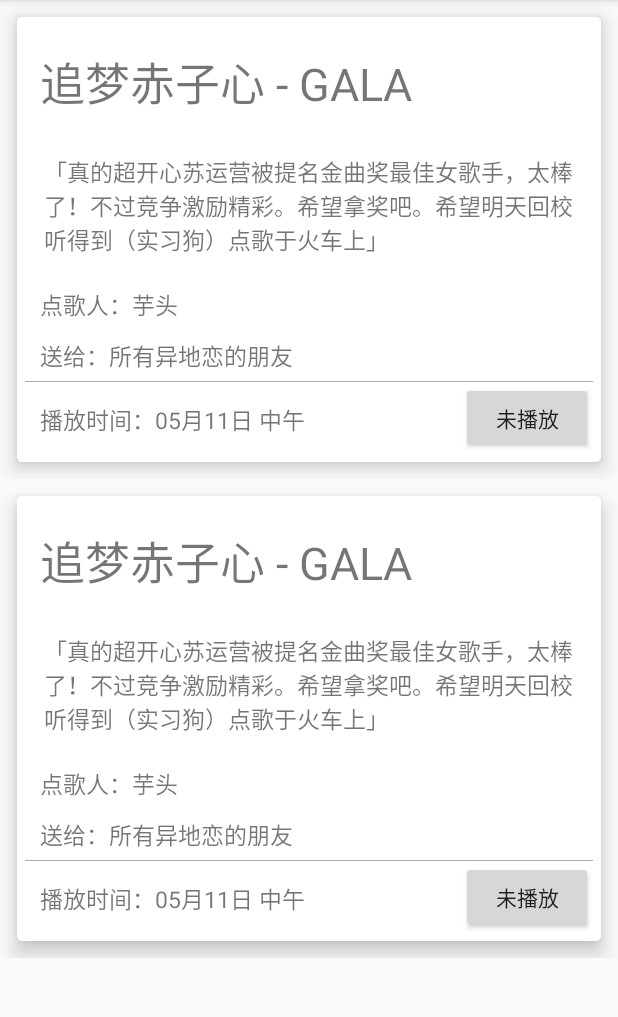
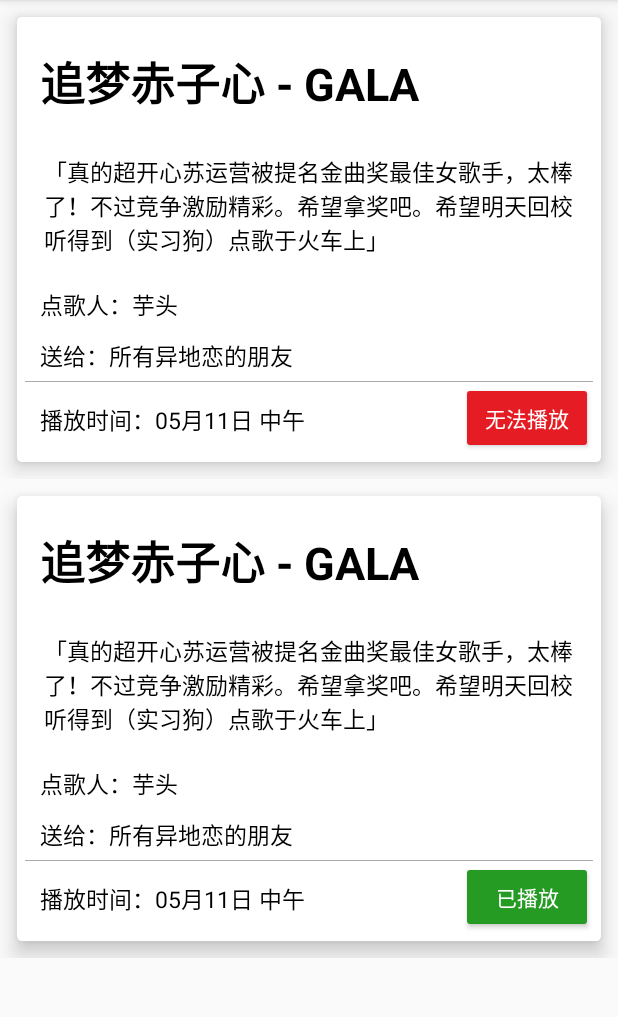
Before and after one commit to SmartRadioTeam/smartradio_Android_Control, an Android app: the screen it shows after launch (MainActivity), on a phone screen of 412 x 824 dp, the part 84-1101 px from its top. Run offline under Robolectric (Android 15) with nearby library versions, the phone set to English and light mode, and no system bars.

Commit message:
实现button根据状态变色

```diff
--- a/smartradio_androidClient/app/src/main/java/com/qwe7002/reallct/smartradio/MainActivity.java
+++ b/smartradio_androidClient/app/src/main/java/com/qwe7002/reallct/smartradio/MainActivity.java
@@ -57,6 +57,7 @@ public class MainActivity extends AppCompatActivity implements NavigationView.On
         View header = navigationView.inflateHeaderView(R.layout.nav_header_main);
         TextView tv = (TextView) header.findViewById(R.id.navusername);
         tv.setText(public_value.username);
+        //设定正文
         mSwipeRefreshWidget = (SwipeRefreshLayout) findViewById(R.id.swipe_refresh_widget);
         recyclerView= (RecyclerView) findViewById(R.id.my_recycler_view);
         final LinearLayoutManager layoutManager = new LinearLayoutManager(this);
@@ -64,10 +65,11 @@ public class MainActivity extends AppCompatActivity implements NavigationView.On
         recyclerView.setHasFixedSize(true);
         recyclerView.setItemAnimator(new DefaultItemAnimator());
         songList =new ArrayList<>();
-        songList.add(new song("追梦赤子心 - GALA","「真的超开心苏运营被提名金曲奖最佳女歌手，太棒了！不过竞争激励精彩。希望拿奖吧。希望明天回校听得到（实习狗）点歌于火车上」","27808044"));
-        songList.add(new song("追梦赤子心 - GALA","「真的超开心苏运营被提名金曲奖最佳女歌手，太棒了！不过竞争激励精彩。希望拿奖吧。希望明天回校听得到（实习狗）点歌于火车上」","664962"));
+        songList.add(new song("追梦赤子心 - GALA","「真的超开心苏运营被提名金曲奖最佳女歌手，太棒了！不过竞争激励精彩。希望拿奖吧。希望明天回校听得到（实习狗）点歌于火车上」","27808044",1));
+        songList.add(new song("追梦赤子心 - GALA","「真的超开心苏运营被提名金曲奖最佳女歌手，太棒了！不过竞争激励精彩。希望拿奖吧。希望明天回校听得到（实习狗）点歌于火车上」","664962",0));
         adapter = new RecyclerViewAdapter(songList,this);
         recyclerView.setAdapter(adapter);
+        mSwipeRefreshWidget.setColorSchemeResources(R.color.colorPrimary);
         mSwipeRefreshWidget.setOnRefreshListener(new SwipeRefreshLayout.OnRefreshListener() {
             @Override
             public void onRefresh()
@@ -84,7 +86,7 @@ public class MainActivity extends AppCompatActivity implements NavigationView.On
             mpDialog = new ProgressDialog(this);
             mpDialog.setProgressStyle(ProgressDialog.STYLE_SPINNER);
             mpDialog.setTitle("正在连接服务器...");
-            mpDialog.setMessage("提交请求中，請稍候...");
+            mpDialog.setMessage("提交请求中，请稍候...");
             mpDialog.setIndeterminate(false);
             mpDialog.setCancelable(false);
             mpDialog.show();
--- a/smartradio_androidClient/app/src/main/java/com/qwe7002/reallct/smartradio/RecyclerViewAdapter.java
+++ b/smartradio_androidClient/app/src/main/java/com/qwe7002/reallct/smartradio/RecyclerViewAdapter.java
@@ -4,6 +4,7 @@ import android.app.Notification;
 import android.app.NotificationManager;
 import android.app.PendingIntent;
 import android.app.ProgressDialog;
+import android.content.ActivityNotFoundException;
 import android.content.Context;
 import android.content.DialogInterface;
 import android.content.Intent;
@@ -27,7 +28,7 @@ import java.util.List;
 
 public class RecyclerViewAdapter extends RecyclerView.Adapter<RecyclerViewAdapter.songtabletViewHolder>
 {
-
+    ProgressDialog mpDialog;
     private List<song> songtable;
     private Context context;
 
@@ -61,7 +62,7 @@ public class RecyclerViewAdapter extends RecyclerView.Adapter<RecyclerViewAdapte
     @Override
     public RecyclerViewAdapter.songtabletViewHolder onCreateViewHolder(ViewGroup viewGroup, int i)
     {
-        View v = LayoutInflater.from(context).inflate(R.layout.cardview, viewGroup, false);
+        View v = LayoutInflater.from(context).inflate(R.layout.cardview_songtable, viewGroup, false);
         songtabletViewHolder nvh = new songtabletViewHolder(v);
         return nvh;
     }
@@ -72,6 +73,7 @@ public class RecyclerViewAdapter extends RecyclerView.Adapter<RecyclerViewAdapte
         final int j = i;
         personViewHolder.card_title.setText(songtable.get(i).getTitle());
         personViewHolder.card_message.setText(songtable.get(i).getmessage());
+        setbuttonstate(personViewHolder.checkbutton,songtable.get(i).gettaskstate());
         personViewHolder.cardView.setOnClickListener(new View.OnClickListener()
         {
             @Override
@@ -88,17 +90,24 @@ public class RecyclerViewAdapter extends RecyclerView.Adapter<RecyclerViewAdapte
                                     @Override
                                     public void onClick(DialogInterface dialog, int which)
                                     {
+                                        pushnotify(context,"Smartradio管理系统正在运行","点击此处返回");
                                         Uri uri;
                                         if (isPkgInstalled("com.netease.cloudmusic"))
                                         {
-                                            pushnotify(context,"Smartradio管理系统正在运行","点击此处返回");
                                             uri = Uri.parse("orpheus://song/" + songtable.get(j).getsongid());
                                         }
                                         else
                                         {
                                             Toast.makeText(context, "未找到网易云音乐，请先下载安装！", Toast.LENGTH_SHORT).show();
-                                            pushnotify(context,"Smartradio管理系统正在运行","点击此处返回");
-                                            uri = Uri.parse("http://music.163.com/m/");
+                                            uri = Uri.parse("market://details?id=com.netease.cloudmusic");
+                                            Intent goToMarket = new Intent(Intent.ACTION_VIEW, uri);
+                                            try {
+                                                context.startActivity(goToMarket);
+                                                return;
+                                            } catch (ActivityNotFoundException e) {
+                                                uri = Uri.parse("http://music.163.com/m/");
+                                            }
+
                                         }
                                         Intent it = new Intent(Intent.ACTION_VIEW, uri);
                                         context.startActivity(it);
@@ -121,31 +130,63 @@ public class RecyclerViewAdapter extends RecyclerView.Adapter<RecyclerViewAdapte
                 @Override
                 public void onClick(View v)
                     {
-                        final View views = v;
+                        final View views =v;
                         AlertDialog.Builder builder= new AlertDialog.Builder(context);
 
-                        builder.setTitle("将该条目设为：")
+                        builder.setTitle("更改状态为：")
                                 .setItems(charSequences, new DialogInterface.OnClickListener() {
 
                                     @Override
                                     public void onClick(DialogInterface dialog, int which) {
+                                        //showProgress(true);
                                         switch(which)
                                             {
                                                 case 0:
-                                                    //views.setBackgroundColor();
                                                     break;
                                                 case 1:
                                                     break;
                                                 case 2:
                                                     break;
                                             }
-
+                                        setbuttonstate((Button) views,which);
                                     }
                                 }).show();
                     }
             });
 
     }
+    void setbuttonstate(Button v,int state){
+        switch(state){
+            case 0:
+                v.setText("已播放");
+                v.setBackgroundResource(R.drawable.button_played);
+                break;
+            case 1:
+                v.setText("无法播放");
+                v.setBackgroundResource(R.drawable.button_unplay);
+                break;
+            case 2:
+                v.setText("未播放");
+                v.setBackgroundResource(R.drawable.button_normal);
+                break;
+        }
+    }
+    private void showProgress(boolean switchs)
+        {
+            if(switchs)
+                {
+                    mpDialog = new ProgressDialog(context);
+                    mpDialog.setProgressStyle(ProgressDialog.STYLE_SPINNER);
+                    mpDialog.setTitle("正在连接服务器...");
+                    mpDialog.setMessage("提交请求中，请稍候...");
+                    mpDialog.setIndeterminate(false);
+                    mpDialog.setCancelable(false);
+                    mpDialog.show();
+                }else
+                {
+                    mpDialog.hide();
+                }
+        }
     void pushnotify(Context context,String title,String text){
         Notification.Builder builder = new Notification.Builder(context);
         builder.setSmallIcon(R.mipmap.ic_launcher);
--- a/smartradio_androidClient/app/src/main/java/com/qwe7002/reallct/smartradio/song.java
+++ b/smartradio_androidClient/app/src/main/java/com/qwe7002/reallct/smartradio/song.java
@@ -9,16 +9,23 @@ public class song implements Serializable{
     private String title;
     private String message;
     private String songid;
+    private int taskstate;
 
     /**
      * Constructs a new instance of {@code Object}.
      */
-    public song(String name, String message,String songid) {
-        this.title=name;
-        this.message=message;
-        this.songid=songid;
+    public song(String name, String message,String songid,int taskstate) {
+        this.title = name;
+        this.message = message;
+        this.songid = songid;
+        this.taskstate = taskstate;
     }
-
+    public void settaskstate(int taskstate) {
+        this.taskstate = taskstate;
+    }
+    public int gettaskstate() {
+        return taskstate;
+    }
     public void setmessage(String message) {
         this.message = message;
     }
--- /dev/null
+++ b/smartradio_androidClient/app/src/main/res/drawable/button_normal.xml
@@ -0,0 +1,33 @@
+<?xml version="1.0" encoding="utf-8"?>
+<!-- Copyright (C) 2014 The Android Open Source Project
+
+     Licensed under the Apache License, Version 2.0 (the "License");
+     you may not use this file except in compliance with the License.
+     You may obtain a copy of the License at
+
+          http://www.apache.org/licenses/LICENSE-2.0
+
+     Unless required by applicable law or agreed to in writing, software
+     distributed under the License is distributed on an "AS IS" BASIS,
+     WITHOUT WARRANTIES OR CONDITIONS OF ANY KIND, either express or implied.
+     See the License for the specific language governing permissions and
+     limitations under the License.
+-->
+
+<!-- Used as the canonical button shape. -->
+
+<inset xmlns:android="http://schemas.android.com/apk/res/android"
+       android:insetLeft="@dimen/button_inset_horizontal_material"
+       android:insetTop="@dimen/button_inset_vertical_material"
+       android:insetRight="@dimen/button_inset_horizontal_material"
+       android:insetBottom="@dimen/button_inset_vertical_material">
+    <shape android:shape="rectangle"
+           android:tint="@color/normal_button">
+        <corners android:radius="2dp" />
+        <solid android:color="#fff" />
+        <padding android:left="@dimen/button_padding_horizontal_material"
+                 android:top="@dimen/button_padding_vertical_material"
+                 android:right="@dimen/button_padding_horizontal_material"
+                 android:bottom="@dimen/button_padding_vertical_material" />
+    </shape>
+</inset>
--- /dev/null
+++ b/smartradio_androidClient/app/src/main/res/drawable/button_played.xml
@@ -0,0 +1,33 @@
+<?xml version="1.0" encoding="utf-8"?>
+<!-- Copyright (C) 2014 The Android Open Source Project
+
+     Licensed under the Apache License, Version 2.0 (the "License");
+     you may not use this file except in compliance with the License.
+     You may obtain a copy of the License at
+
+          http://www.apache.org/licenses/LICENSE-2.0
+
+     Unless required by applicable law or agreed to in writing, software
+     distributed under the License is distributed on an "AS IS" BASIS,
+     WITHOUT WARRANTIES OR CONDITIONS OF ANY KIND, either express or implied.
+     See the License for the specific language governing permissions and
+     limitations under the License.
+-->
+
+<!-- Used as the canonical button shape. -->
+
+<inset xmlns:android="http://schemas.android.com/apk/res/android"
+       android:insetLeft="@dimen/button_inset_horizontal_material"
+       android:insetTop="@dimen/button_inset_vertical_material"
+       android:insetRight="@dimen/button_inset_horizontal_material"
+       android:insetBottom="@dimen/button_inset_vertical_material">
+    <shape android:shape="rectangle"
+           android:tint="@color/played_button">
+        <corners android:radius="2dp" />
+        <solid android:color="#fff" />
+        <padding android:left="@dimen/button_padding_horizontal_material"
+                 android:top="@dimen/button_padding_vertical_material"
+                 android:right="@dimen/button_padding_horizontal_material"
+                 android:bottom="@dimen/button_padding_vertical_material" />
+    </shape>
+</inset>
--- /dev/null
+++ b/smartradio_androidClient/app/src/main/res/drawable/button_unplay.xml
@@ -0,0 +1,33 @@
+<?xml version="1.0" encoding="utf-8"?>
+<!-- Copyright (C) 2014 The Android Open Source Project
+
+     Licensed under the Apache License, Version 2.0 (the "License");
+     you may not use this file except in compliance with the License.
+     You may obtain a copy of the License at
+
+          http://www.apache.org/licenses/LICENSE-2.0
+
+     Unless required by applicable law or agreed to in writing, software
+     distributed under the License is distributed on an "AS IS" BASIS,
+     WITHOUT WARRANTIES OR CONDITIONS OF ANY KIND, either express or implied.
+     See the License for the specific language governing permissions and
+     limitations under the License.
+-->
+
+<!-- Used as the canonical button shape. -->
+
+<inset xmlns:android="http://schemas.android.com/apk/res/android"
+       android:insetLeft="@dimen/button_inset_horizontal_material"
+       android:insetTop="@dimen/button_inset_vertical_material"
+       android:insetRight="@dimen/button_inset_horizontal_material"
+       android:insetBottom="@dimen/button_inset_vertical_material">
+    <shape android:shape="rectangle"
+           android:tint="@color/no_button">
+        <corners android:radius="2dp" />
+        <solid android:color="#fff" />
+        <padding android:left="@dimen/button_padding_horizontal_material"
+                 android:top="@dimen/button_padding_vertical_material"
+                 android:right="@dimen/button_padding_horizontal_material"
+                 android:bottom="@dimen/button_padding_vertical_material" />
+    </shape>
+</inset>
--- a/smartradio_androidClient/app/src/main/res/layout/cardview.xml
+++ b/smartradio_androidClient/app/src/main/res/layout/cardview_songtable.xml
@@ -26,6 +26,8 @@
                 android:layout_margin="5dp">
 
                 <TextView
+                    android:textColor="#000"
+                    android:textStyle="bold"
                     android:id="@+id/card_title"
                     android:layout_alignParentLeft="true"
                     android:maxLines="2"
@@ -38,6 +40,7 @@
                     android:layout_marginRight="15dp"
                     android:layout_marginBottom="15dp"/>
                 <TextView
+                    android:textColor="#000"
                     android:id="@+id/card_message"
                     android:textSize="15sp"
                     android:text="『aaaa』"
@@ -50,6 +53,7 @@
                     android:layout_marginBottom="15dp"
                     android:layout_marginTop="10dp"/>
                 <TextView
+                    android:textColor="#000"
                     android:textSize="15sp"
                     android:layout_width="wrap_content"
                     android:layout_height="wrap_content"
@@ -57,10 +61,10 @@
                     android:id="@+id/user"
                     android:layout_marginLeft="10dp"
                     android:layout_below="@+id/card_message"
-                    android:layout_alignStart="@+id/textView2"
                     android:layout_marginTop="5dp"
-                    android:layout_marginBottom="5dp"/>、
+                    android:layout_marginBottom="5dp"/>
                 <TextView
+                    android:textColor="#000"
                     android:textSize="15sp"
                     android:layout_width="wrap_content"
                     android:layout_height="wrap_content"
@@ -79,6 +83,7 @@
                     />
 
                 <TextView
+                    android:textColor="#000"
                     android:textSize="15sp"
                     android:layout_width="wrap_content"
                     android:layout_height="wrap_content"
@@ -90,6 +95,8 @@
                     android:layout_marginTop="13dp"/>
 
                 <Button
+                    android:background="@drawable/button_played"
+                    android:textColor="#fff"
                     android:layout_width="wrap_content"
                     android:layout_height="wrap_content"
                     android:text="未播放"
--- a/smartradio_androidClient/app/src/main/res/values-v21/styles.xml
+++ b/smartradio_androidClient/app/src/main/res/values-v21/styles.xml
@@ -1,4 +1,5 @@
 <resources>>
+
     <style name="AppTheme.NoActionBar">
         <item name="windowActionBar">false</item>
         <item name="windowNoTitle">true</item>
--- a/smartradio_androidClient/app/src/main/res/values/colors.xml
+++ b/smartradio_androidClient/app/src/main/res/values/colors.xml
@@ -3,4 +3,7 @@
     <color name="colorPrimary">#3F51B5</color>
     <color name="colorPrimaryDark">#303F9F</color>
     <color name="colorAccent">#FF4081</color>
+    <color name="normal_button">#888</color>
+    <color name="played_button">#259B24</color>
+    <color name="no_button">#E51C23</color>
 </resources>
--- a/smartradio_androidClient/app/src/main/res/values/dimens.xml
+++ b/smartradio_androidClient/app/src/main/res/values/dimens.xml
@@ -8,4 +8,11 @@
     <dimen name="card_margin">11dp</dimen>
     <dimen name="fab_margin">16dp</dimen>
     <dimen name="touch_raise">6dp</dimen>
+    <dimen name="appbar_padding_top">8dp</dimen>
+    <!-- Default insets (outer padding) around buttons -->
+    <dimen name="button_inset_vertical_material">6dp</dimen>
+    <dimen name="button_inset_horizontal_material">4dp</dimen>
+    <!-- Default inner padding within buttons -->
+    <dimen name="button_padding_vertical_material">4dp</dimen>
+    <dimen name="button_padding_horizontal_material">8dp</dimen>
 </resources>
--- a/smartradio_androidClient/app/src/main/res/values/strings.xml
+++ b/smartradio_androidClient/app/src/main/res/values/strings.xml
@@ -72,4 +72,6 @@
     <string name="pref_ringtone_silent">Silent</string>
 
     <string name="pref_title_vibrate">Vibrate</string>
+    <string name="title_activity_setting">设置</string>
+    <string name="section_format">Hello World from section: %1$d</string>
 </resources>
```
Also changed, not shown: smartradio_androidClient/app/build.gradle (+4 -5 lines), smartradio_androidClient/app/src/main/AndroidManifest.xml (+6 -5 lines), smartradio_androidClient/app/src/main/res/drawable/ic_info_black_24dp.xml (added, +9 -0 lines), smartradio_androidClient/app/src/main/res/drawable/ic_notifications_black_24dp.xml (added, +9 -0 lines), smartradio_androidClient/app/src/main/res/drawable/ic_sync_black_24dp.xml (added, +9 -0 lines), smartradio_androidClient/app/src/main/res/menu/menu_setting.xml (added, +10 -0 lines), smartradio_androidClient/app/src/main/res/values/styles.xml (+5 -2 lines), 1 other file.
